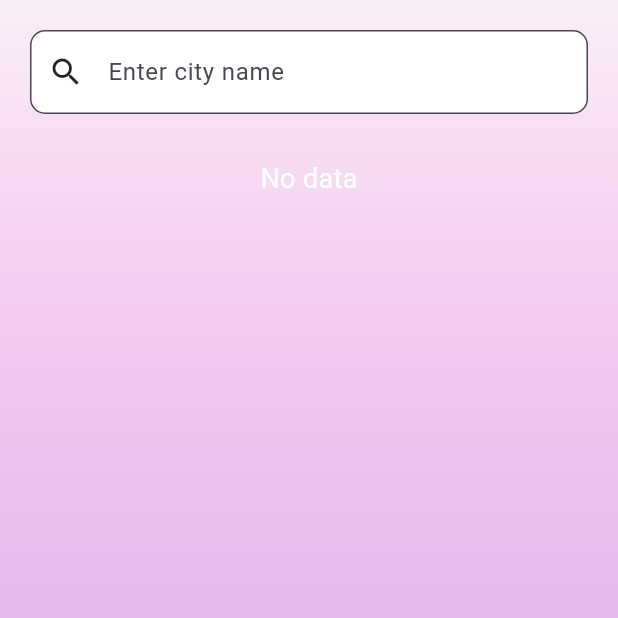
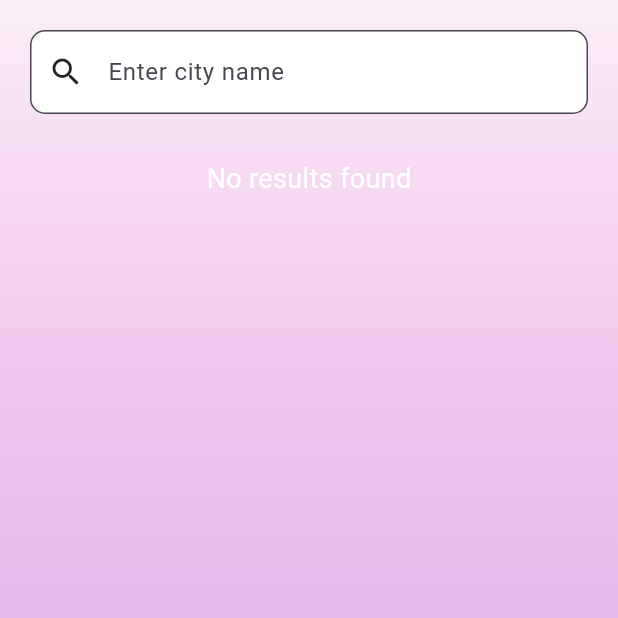
Before and after one commit to Serhat6863/WeatherApp, a Flutter app: the screen it shows after launch, on a phone screen of 412 x 824 dp, the top half of it. Run offline on Flutter 3.47's test engine with Material 3 defaults, Android fonts, the phone set to English and light mode, and no system bars; our stand-ins replace bloc, dio, equatable, flutter_bloc, retrofit; generated files the repository leaves out were written again.

Commit message:
change 'no data' to 'No results found'

```diff
--- a/lib/features/weather/presentation/screen/current_weather_screen.dart
+++ b/lib/features/weather/presentation/screen/current_weather_screen.dart
@@ -229,7 +229,7 @@ class _CurrentWeatherScreenState extends State<CurrentWeatherScreen> {
                         state.status != WeatherStatus.loading)
                       const Center(
                         child: Text(
-                          "No data",
+                          "No results found",
                           style: TextStyle(color: Colors.white, fontSize: 18),
                         ),
                       ),
```
Also changed, not shown: pubspec.lock.
